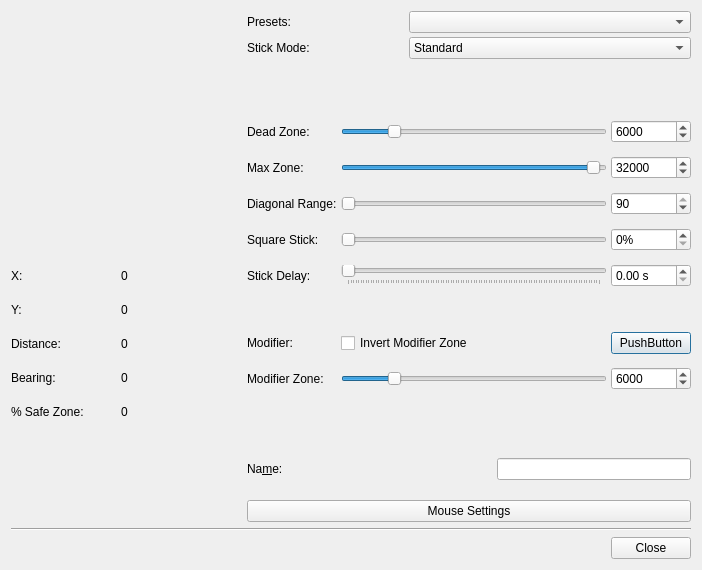
Qt form src/gui/joycontrolstickeditdialog.ui (davaughnl/Pad) before a commit.
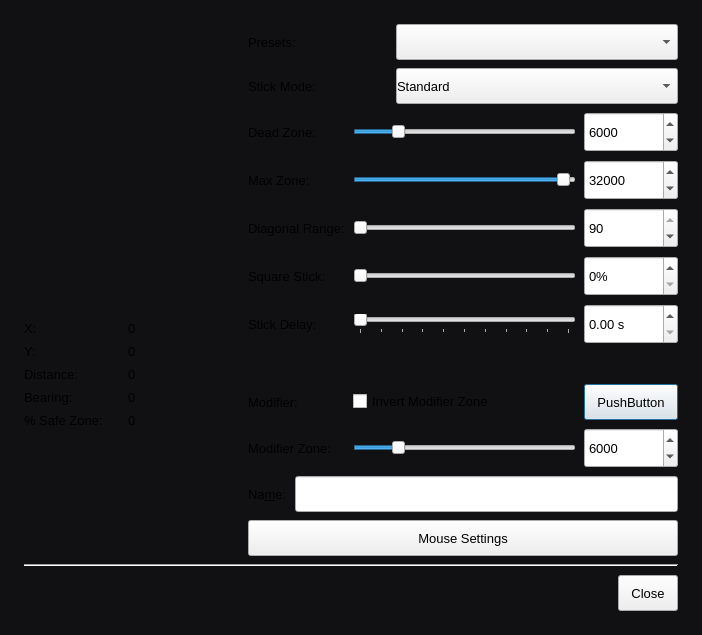
The same form after that commit. Icons and pictures are not drawn. Custom widgets are drawn as their Qt base class.

Commit message: Polish axis stick and mouse dialogs with bounded layouts

```diff
--- a/src/gui/joycontrolstickeditdialog.ui
+++ b/src/gui/joycontrolstickeditdialog.ui
@@ -7,7 +7,7 @@
     <x>0</x>
     <y>0</y>
     <width>702</width>
-    <height>570</height>
+    <height>600</height>
    </rect>
   </property>
   <property name="sizePolicy">
@@ -25,24 +25,44 @@
   <property name="windowTitle">
    <string>Dialog</string>
   </property>
-  <property name="styleSheet">
-   <string notr="true">JoyControlStickButtonPushButton[isflashing=&quot;true&quot;] {
-    background-color: rgb(0, 0, 255);
-	color: rgb(205, 197, 191);
-}
-</string>
-  </property>
   <property name="modal">
    <bool>true</bool>
   </property>
+  <property name="styleSheet">
+   <string notr="true">QWidget { font-family: "Geist"; font-size: 13px; font-weight: 400; }
+QDialog { background: #111113; }
+QPushButton, QToolButton { min-height: 24px; padding: 5px 12px; }
+QComboBox, QLineEdit, QSpinBox, QDoubleSpinBox { min-height: 24px; padding-top: 5px; padding-bottom: 5px; }
+QGroupBox { padding: 16px; margin-top: 16px; }
+QGroupBox::title { color: #b8b8bf; left: 16px; }
+QLabel:disabled, QCheckBox:disabled { color: #67676f; }
+JoyControlStickButtonPushButton[isflashing="true"] { background: #e8e8eb; color: #111113; border-color: #ffffff; }
+QDialogButtonBox { border: none; padding-top: 8px; }
+QFrame[frameShape="4"], QFrame[frameShape="5"] { color: #29292d; background: #29292d; max-height: 1px; border: none; }
+QGroupBox::indicator { width: 16px; height: 16px; border: 1px solid #505058; border-radius: 4px; background: #19191c; }
+QGroupBox::indicator:checked { background: #eeeeef; image: url(:/pad/icons/check-dark.svg); }
+ </string>
+  </property>
   <layout class="QVBoxLayout" name="verticalLayout_5">
+   <property name="spacing"><number>8</number></property>
+   <property name="leftMargin"><number>24</number></property>
+   <property name="topMargin"><number>24</number></property>
+   <property name="rightMargin"><number>24</number></property>
+   <property name="bottomMargin"><number>24</number></property>
    <item>
     <layout class="QHBoxLayout" name="mainHorizontalLayout">
-     <property name="spacing">
-      <number>20</number>
-     </property>
+     <property name="spacing"><number>8</number></property>
+     <property name="leftMargin"><number>0</number></property>
+     <property name="topMargin"><number>0</number></property>
+     <property name="rightMargin"><number>0</number></property>
+     <property name="bottomMargin"><number>0</number></property>
      <item>
       <layout class="QVBoxLayout" name="leftVerticalLayout" stretch="2,0,0,1">
+       <property name="spacing"><number>8</number></property>
+       <property name="leftMargin"><number>0</number></property>
+       <property name="topMargin"><number>0</number></property>
+       <property name="rightMargin"><number>0</number></property>
+       <property name="bottomMargin"><number>0</number></property>
        <item>
         <widget class="JoyControlStickStatusBox" name="stickStatusBoxWidget" native="true">
          <property name="sizePolicy">
@@ -95,6 +115,11 @@
        </item>
        <item>
         <layout class="QGridLayout" name="stickReadingsLayout">
+         <property name="spacing"><number>8</number></property>
+         <property name="leftMargin"><number>0</number></property>
+         <property name="topMargin"><number>0</number></property>
+         <property name="rightMargin"><number>0</number></property>
+         <property name="bottomMargin"><number>0</number></property>
          <item row="3" column="2">
           <widget class="QLabel" name="diagonalLabel">
            <property name="sizePolicy">
@@ -263,11 +288,18 @@
      </item>
      <item>
       <layout class="QVBoxLayout" name="widgetsVerticalLayout">
+       <property name="spacing"><number>8</number></property>
+       <property name="leftMargin"><number>0</number></property>
+       <property name="topMargin"><number>0</number></property>
+       <property name="rightMargin"><number>0</number></property>
+       <property name="bottomMargin"><number>0</number></property>
        <item>
         <layout class="QGridLayout" name="topGrid">
-         <property name="spacing">
-          <number>4</number>
-         </property>
+         <property name="spacing"><number>8</number></property>
+         <property name="leftMargin"><number>0</number></property>
+         <property name="topMargin"><number>0</number></property>
+         <property name="rightMargin"><number>0</number></property>
+         <property name="bottomMargin"><number>0</number></property>
          <item row="0" column="0">
           <widget class="QLabel" name="presetsLabel">
            <property name="text">
@@ -383,27 +415,13 @@
          </item>
         </layout>
        </item>
-       <item>
-        <spacer name="verticalSpacer_2">
-         <property name="orientation">
-          <enum>Qt::Vertical</enum>
-         </property>
-         <property name="sizeType">
-          <enum>QSizePolicy::Minimum</enum>
-         </property>
-         <property name="sizeHint" stdset="0">
-          <size>
-           <width>20</width>
-           <height>32</height>
-          </size>
-         </property>
-        </spacer>
-       </item>
        <item>
         <layout class="QGridLayout" name="middleGrid">
-         <property name="spacing">
-          <number>4</number>
-         </property>
+         <property name="spacing"><number>8</number></property>
+         <property name="leftMargin"><number>0</number></property>
+         <property name="topMargin"><number>0</number></property>
+         <property name="rightMargin"><number>0</number></property>
+         <property name="bottomMargin"><number>0</number></property>
          <item row="14" column="0">
           <widget class="QLabel" name="modifierLabel">
            <property name="text">
@@ -780,24 +798,13 @@
          </item>
         </layout>
        </item>
-       <item>
-        <spacer name="verticalSpacer_5">
-         <property name="orientation">
-          <enum>Qt::Vertical</enum>
-         </property>
-         <property name="sizeType">
-          <enum>QSizePolicy::Minimum</enum>
-         </property>
-         <property name="sizeHint" stdset="0">
-          <size>
-           <width>20</width>
-           <height>32</height>
-          </size>
-         </property>
-        </spacer>
-       </item>
        <item>
         <layout class="QHBoxLayout" name="nameHorizontalLayout">
+         <property name="spacing"><number>8</number></property>
+         <property name="leftMargin"><number>0</number></property>
+         <property name="topMargin"><number>0</number></property>
+         <property name="rightMargin"><number>0</number></property>
+         <property name="bottomMargin"><number>0</number></property>
          <item>
           <widget class="QLabel" name="stickNameLabel">
            <property name="text">
@@ -808,19 +815,6 @@
            </property>
           </widget>
          </item>
-         <item>
-          <spacer name="horizontalSpacer">
-           <property name="orientation">
-            <enum>Qt::Horizontal</enum>
-           </property>
-           <property name="sizeHint" stdset="0">
-            <size>
-             <width>40</width>
-             <height>20</height>
-            </size>
-           </property>
-          </spacer>
-         </item>
          <item>
           <widget class="QLineEdit" name="stickNameLineEdit">
            <property name="toolTip">
```
The commit also changes 12 other files.
